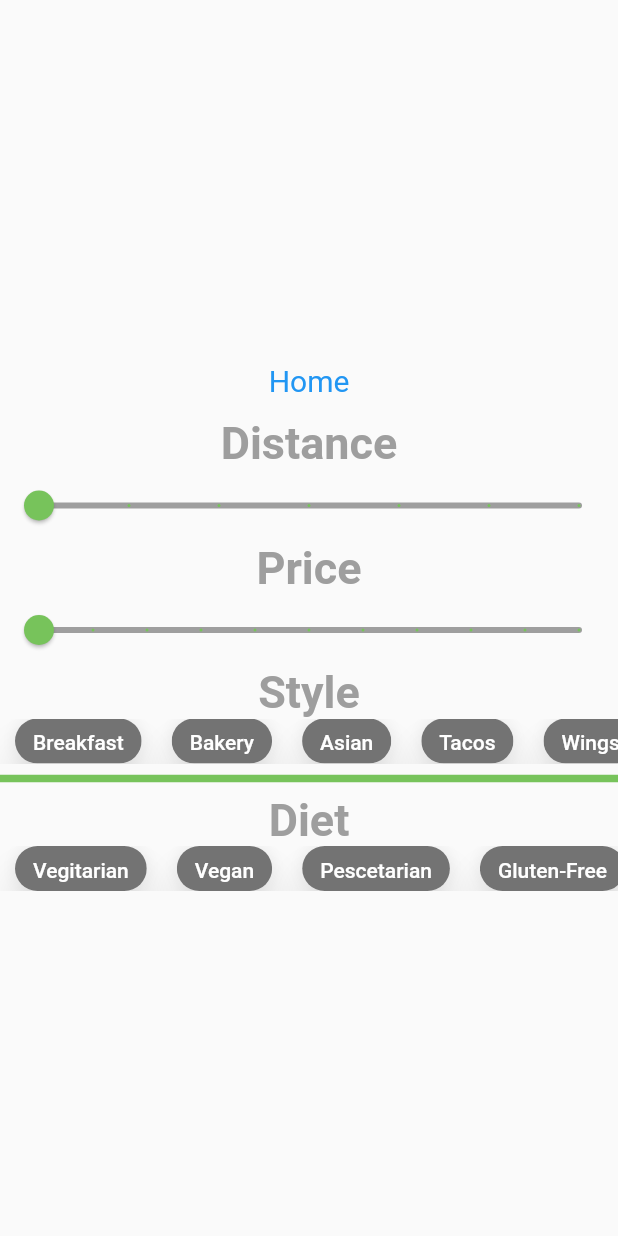
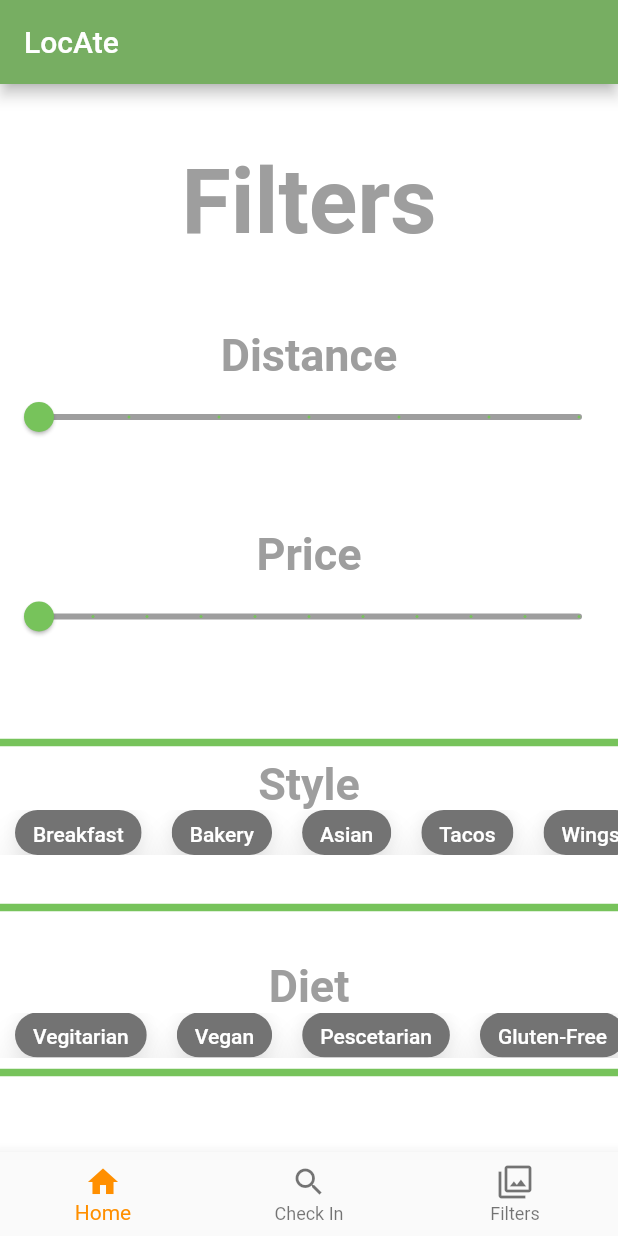
Before and after one commit to jeepy33/CS1530-2022Fall, a Flutter app: the FilterPage screen opened by its route, on a phone screen of 412 x 824 dp. Run offline on Flutter 3.47's test engine with Material 2 defaults, Android fonts, the phone set to English and light mode, and no system bars; our stand-ins replace carousel_slider, firebase_auth, firebase_core, iconly; missing offline and left inert: filter_list, spritewidget; accounts and stored records are empty.

Commit message:
changes to filter

```diff
--- a/lib/CheckIn.dart
+++ b/lib/CheckIn.dart
@@ -38,9 +38,13 @@ class _CheckInPageState extends State<CheckPage> {
     if (index == 2) {
       Navigator.pushNamed(context, filterRoute,
           arguments: 'arguments/chose Templates');
-    } else if (index == 0) {
-      Navigator.pushNamed(context, homeRoute,
-          arguments: 'arguments/chose Templates');
+      if (index == 1) {
+        Navigator.pushNamed(context, checkInRoute,
+            arguments: 'arguments/chose Templates');
+      } else if (index == 0) {
+        Navigator.pushNamed(context, homeRoute,
+            arguments: 'arguments/chose Templates');
+      }
     }
   }
 
--- a/lib/filter.dart
+++ b/lib/filter.dart
@@ -1,5 +1,6 @@
 import 'package:flutter/material.dart';
 import 'list.dart';
+import 'constants.dart';
 
 class FilterPage extends StatefulWidget {
   // This widget is the home page of your application. It is stateful, meaning
@@ -16,6 +17,37 @@ class FilterPage extends StatefulWidget {
 }
 
 class _FilterPageState extends State<FilterPage> {
+  int _selectedIndex = 0;
+  static const TextStyle optionStyle =
+      TextStyle(fontSize: 30, fontWeight: FontWeight.bold);
+  static const List<Widget> _pages = <Widget>[
+    Text(
+      'Index 0: Home',
+      style: optionStyle,
+    ),
+    Text(
+      'Index 1: CheckIn',
+      style: optionStyle,
+    ),
+    Text(
+      'Index 2: Filters',
+      style: optionStyle,
+    ),
+  ];
+
+  void _onItemTapped(int index) {
+    if (index == 2) {
+      Navigator.pushNamed(context, filterRoute,
+          arguments: 'arguments/chose Templates');
+    } else if (index == 1) {
+      Navigator.pushNamed(context, checkInRoute,
+          arguments: 'arguments/chose Templates');
+    } else if (index == 0) {
+      Navigator.pushNamed(context, homeRoute,
+          arguments: 'arguments/chose Templates');
+    }
+  }
+
   double distance = 0;
   double price = 0;
   String filter = '';
@@ -28,21 +60,50 @@ class _FilterPageState extends State<FilterPage> {
   Widget build(BuildContext context) {
     //var filter;
     return Scaffold(
+      backgroundColor:
+          Color.fromARGB(255, 255, 255, 255), //0x86c66f // gray 0x8d948b
+      bottomNavigationBar: BottomNavigationBar(
+        items: const <BottomNavigationBarItem>[
+          BottomNavigationBarItem(
+            icon: Icon(Icons.home),
+            label: 'Home',
+            //_pages:
+          ),
+          BottomNavigationBarItem(
+            icon: Icon(Icons.search),
+            label: 'Check In',
+          ),
+          BottomNavigationBarItem(
+            icon: Icon(Icons.filter),
+            label: 'Filters',
+          ),
+        ],
+        currentIndex: _selectedIndex,
+        selectedItemColor: Colors.amber[800],
+        onTap: _onItemTapped,
+      ),
+
+      appBar: AppBar(
+        backgroundColor: Color.fromARGB(255, 119, 174, 98),
+        automaticallyImplyLeading: false,
+        title: const Text('LocAte'),
+      ),
+
       body: Center(
         child: Column(
           mainAxisAlignment: MainAxisAlignment.center,
           crossAxisAlignment: CrossAxisAlignment.center,
           children: <Widget>[
-            TextButton(
-              style: TextButton.styleFrom(
-                textStyle: const TextStyle(fontSize: 20),
-              ),
-              onPressed: () {
-                Navigator.pop(context);
-              },
-              child: const Text('Home'),
+            //Slider Widget
+            Text('Filters',
+                style: TextStyle(
+                    fontSize: 60,
+                    fontWeight: FontWeight.bold,
+                    color: Colors.grey)),
+            //  Icon(Icons.filter_alt),
+            const SizedBox(
+              height: 50, // <-- SEE
             ),
-            //Slider Widget
             Text(
               'Distance',
               style: TextStyle(
@@ -65,6 +126,9 @@ class _FilterPageState extends State<FilterPage> {
               max: 60,
               divisions: 6,
               //label: "Distance (miles)"
+            ),
+            const SizedBox(
+              height: 50, // <-- SEE HERE
             ),
             Text(
               'Price',
@@ -94,6 +158,14 @@ class _FilterPageState extends State<FilterPage> {
             //   thickness: 5,
             //   color: Colors.black,
             // ),
+            const SizedBox(
+              height: 50, // <-- SEE HERE
+            ),
+            const Divider(
+              height: 20,
+              thickness: 5,
+              color: Color.fromARGB(255, 119, 195, 91),
+            ),
             Text(
               'Style',
               style: TextStyle(
@@ -102,11 +174,30 @@ class _FilterPageState extends State<FilterPage> {
                   color: Colors.grey),
             ),
             InputChipExample(),
+            // const Divider(
+            //   height: 20,
+            //   thickness: 5,
+            //   color: Color.fromARGB(255, 119, 195, 91),
+            // ),
+            const SizedBox(
+              height: 25, // <-- SEE HERE
+            ),
             const Divider(
               height: 20,
               thickness: 5,
               color: Color.fromARGB(255, 119, 195, 91),
             ),
+            const SizedBox(
+              height: 25, // <-- SEE HERE
+            ),
+            // const Divider(
+            //   height: 20,
+            //   thickness: 20,
+            //   color: Color.fromARGB(255, 119, 195, 91),
+            // ),
+            // const SizedBox(
+            //   height: 30, // <-- SEE HERE
+            // ),
             Text(
               'Diet',
               style: TextStyle(
@@ -115,6 +206,11 @@ class _FilterPageState extends State<FilterPage> {
                   color: Colors.grey),
             ),
             InputChipExample2(),
+            const Divider(
+              height: 20,
+              thickness: 5,
+              color: Color.fromARGB(255, 119, 195, 91),
+            ),
           ],
         ),
       ),
```
